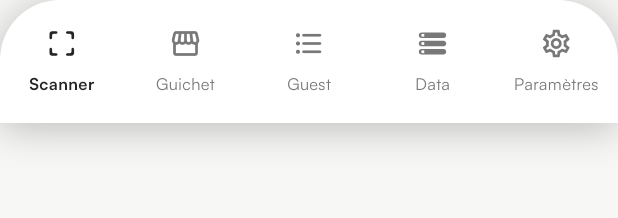
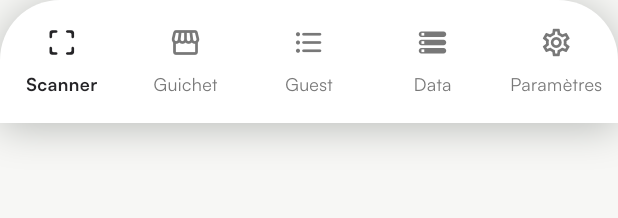
Before and after one commit to jclaude45/ticketing-platform, a Flutter app: the ZcBottomNav widget shown alone on an empty page, opened directly with empty values, on a phone screen of 412 x 824 dp. Shown: the top 218 px of the screen. Run offline on Flutter 3.47's test engine with Material 3 defaults, Android fonts, the phone set to English and light mode, and no system bars; our stand-ins replace audioplayers, connectivity_plus, dio, flutter_riverpod, flutter_secure_storage, get_it and 2 more; missing offline and left inert: mobile_scanner; accounts and stored records are empty; network calls fail.

Commit message:
feat(mobile): bottom bar labels at 12 instead of 11
Co-Authored-By: Claude Opus 5.5 <noreply@anthropic.com>

```diff
--- a/mobile/lib/features/home/presentation/home_shell.dart
+++ b/mobile/lib/features/home/presentation/home_shell.dart
@@ -153,7 +153,7 @@ class ZcBottomNav extends StatelessWidget {
                           softWrap: false,
                           style: TextStyle(
                             fontFamily: zcFont,
-                            fontSize: ZcSize.caption,
+                            fontSize: ZcSize.small,
                             fontWeight: i == index ? ZcWeight.bold : ZcWeight.regular,
                             color: i == index ? AppColors.ink : AppColors.navInactive,
                           ),
--- a/mobile/lib/shared/theme/app_theme.dart
+++ b/mobile/lib/shared/theme/app_theme.dart
@@ -143,7 +143,7 @@ class AppTheme {
         indicatorColor: AppColors.primary.withOpacity(0.15),
         labelTextStyle: WidgetStateProperty.all(
           const TextStyle(
-              fontFamily: zcFont, fontSize: ZcSize.caption, fontWeight: ZcWeight.bold),
+              fontFamily: zcFont, fontSize: ZcSize.small, fontWeight: ZcWeight.bold),
         ),
       ),
 
--- a/mobile/lib/shared/widgets/zc_widgets.dart
+++ b/mobile/lib/shared/widgets/zc_widgets.dart
@@ -30,10 +30,10 @@ class ZcSize {
   /// Body text, fields, list rows
   static const double body = 14;
 
-  /// Secondary text, labels, details
+  /// Secondary text, labels, details, bottom bar labels
   static const double small = 12;
 
-  /// Navigation labels, timestamps under a name
+  /// Timestamps under a name, status pills
   static const double caption = 11;
 
   // Line heights: 1.2 for titles, 1.5 for paragraphs (1.75 kept for the intro texts of the mockups)
```
